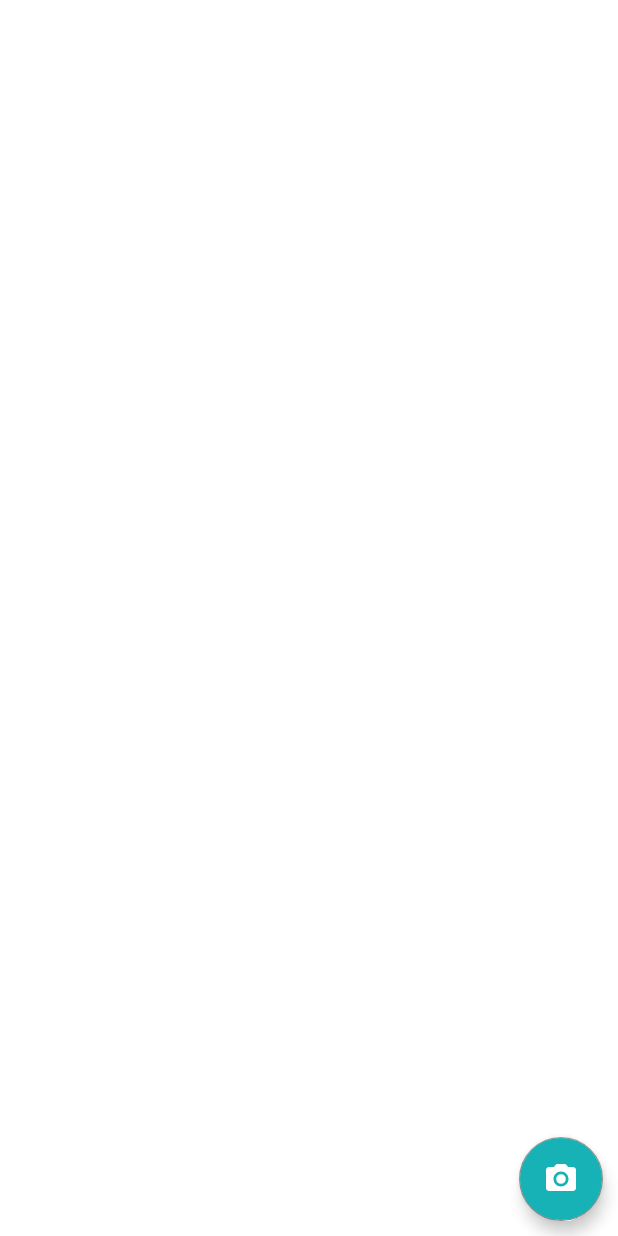
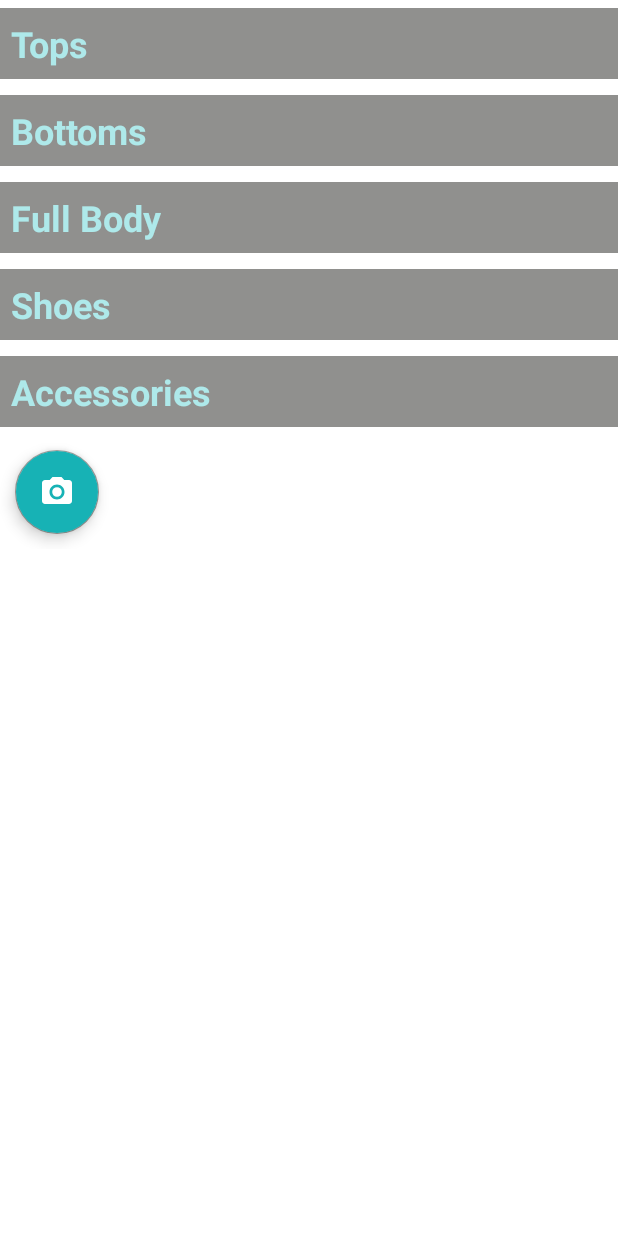
Before and after one commit to rhit-labayojt/RandomOutfitGenerator, an Android app: the layout fragment_closet.xml on its own in the app's theme, with its tools: preview values and no code run, on a phone screen of 412 x 824 dp. Run offline under Robolectric (Android 15) with nearby library versions, the phone set to English and light mode, and no system bars.

Commit message:
Closet Screen Kinda Works

```diff
--- a/RandomOutfitGenerator/app/build.gradle
+++ b/RandomOutfitGenerator/app/build.gradle
@@ -44,6 +44,7 @@ dependencies {
     implementation 'androidx.lifecycle:lifecycle-viewmodel-ktx:2.4.0'
     implementation 'androidx.navigation:navigation-fragment-ktx:2.3.5'
     implementation 'androidx.navigation:navigation-ui-ktx:2.3.5'
+    implementation("io.coil-kt:coil:1.4.0")
     testImplementation 'junit:junit:4.+'
     androidTestImplementation 'androidx.test.ext:junit:1.1.3'
     androidTestImplementation 'androidx.test.espresso:espresso-core:3.4.0'
--- a/RandomOutfitGenerator/app/src/main/AndroidManifest.xml
+++ b/RandomOutfitGenerator/app/src/main/AndroidManifest.xml
@@ -5,6 +5,7 @@
     <uses-permission android:name="android.permission.CAMERA"/>
     <uses-feature android:name="android.hardware.camera"
         android:required="true"/>
+    <uses-permission android:name="android.permission.INTERNET"/>
 
     <application
         android:allowBackup="true"
--- a/RandomOutfitGenerator/app/src/main/java/edu/rosehulman/randomoutfitgenerator/adapters/ClosetAdapter.java
+++ /dev/null
@@ -1,4 +0,0 @@
-package edu.rosehulman.randomoutfitgenerator.adapters;
-
-public class ClosetAdapter {
-}
--- a/RandomOutfitGenerator/app/src/main/java/edu/rosehulman/randomoutfitgenerator/adapters/ClosetGridAdapter.kt
+++ /dev/null
@@ -1,4 +0,0 @@
-package edu.rosehulman.randomoutfitgenerator.adapters
-
-class ClosetGridAdapter {
-}
--- a/RandomOutfitGenerator/app/src/main/java/edu/rosehulman/randomoutfitgenerator/models/ClosetViewModel.kt
+++ b/RandomOutfitGenerator/app/src/main/java/edu/rosehulman/randomoutfitgenerator/models/ClosetViewModel.kt
@@ -1,7 +1,13 @@
 package edu.rosehulman.randomoutfitgenerator.models
 
 import androidx.lifecycle.ViewModel
+import edu.rosehulman.randomoutfitgenerator.objects.Clothing
 
 class ClosetViewModel : ViewModel() {
+    var closet = Closet()
+    var currentItem = closet.clothing.get(0)
 
+    fun updateCurrentItem(clothes: Clothing){
+        currentItem = clothes
+    }
 }
--- a/RandomOutfitGenerator/app/src/main/java/edu/rosehulman/randomoutfitgenerator/objects/Clothing.kt
+++ b/RandomOutfitGenerator/app/src/main/java/edu/rosehulman/randomoutfitgenerator/objects/Clothing.kt
@@ -3,14 +3,14 @@ package edu.rosehulman.randomoutfitgenerator.objects
 import android.media.Image
 
 class Clothing(private var superCat: SuperCategory = SuperCategory.Top, private var subCat: String = "",
-               var styles: ArrayList<String> = ArrayList(), var weathers: ArrayList<String> = ArrayList(),
+               var styles: ArrayList<String> = ArrayList(), var weathers: ArrayList<Weather> = ArrayList(),
                private var image: String = "" ) {
 
     fun addStyle(s: String){
         styles.add(s)
     }
 
-    fun addWeather(w: String){
+    fun addWeather(w: Weather){
         weathers.add(w)
     }
 
@@ -18,7 +18,7 @@ class Clothing(private var superCat: SuperCategory = SuperCategory.Top, private
         styles.remove(s)
     }
 
-    fun removeWeather(w: String){
+    fun removeWeather(w: Weather){
         weathers.remove(w)
     }
 
--- a/RandomOutfitGenerator/app/src/main/res/layout/fragment_closet.xml
+++ b/RandomOutfitGenerator/app/src/main/res/layout/fragment_closet.xml
@@ -1,51 +1,60 @@
 <?xml version="1.0" encoding="utf-8"?>
-<RelativeLayout xmlns:android="http://schemas.android.com/apk/res/android"
+<ScrollView xmlns:android="http://schemas.android.com/apk/res/android"
     xmlns:app="http://schemas.android.com/apk/res-auto"
     xmlns:tools="http://schemas.android.com/tools"
     android:layout_width="match_parent"
     android:layout_height="match_parent"
+    android:orientation="vertical"
+    tools:context=".ui.ClosetFragment">
+
+    <androidx.appcompat.widget.LinearLayoutCompat xmlns:android="http://schemas.android.com/apk/res/android"
+        xmlns:app="http://schemas.android.com/apk/res-auto"
+        xmlns:tools="http://schemas.android.com/tools"
+        android:layout_width="match_parent"
+        android:layout_height="match_parent"
+        android:orientation="vertical"
         tools:context=".ui.ClosetFragment">
 
         <TextView android:id="@+id/closet_tops"
-        style="@style/closet_header_theme" />
+            style="@style/closet_header_theme"
+            android:text="@string/tops" />
 
         <androidx.recyclerview.widget.RecyclerView android:id="@+id/tops_grid"
-        android:layout_width="match_parent"
-        android:layout_height="wrap_content" />
+            style="@style/closet_recycler_view_theme" />
 
         <TextView android:id="@+id/closet_bottoms"
-        style="@style/closet_header_theme" />
+            style="@style/closet_header_theme"
+            android:text="@string/bottoms" />
 
         <androidx.recyclerview.widget.RecyclerView android:id="@+id/bottoms_grid"
-        android:layout_width="match_parent"
-        android:layout_height="wrap_content" />
+            style="@style/closet_recycler_view_theme" />
 
         <TextView android:id="@+id/closet_full_body"
-        style="@style/closet_header_theme" />
+            style="@style/closet_header_theme"
+            android:text="@string/full_body" />
 
         <androidx.recyclerview.widget.RecyclerView android:id="@+id/full_body_grid"
-        android:layout_width="match_parent"
-        android:layout_height="wrap_content" />
+            style="@style/closet_recycler_view_theme" />
 
         <TextView android:id="@+id/closet_shoes"
-        style="@style/closet_header_theme" />
+            style="@style/closet_header_theme"
+            android:text="@string/shoes" />
 
         <androidx.recyclerview.widget.RecyclerView android:id="@+id/shoes_grid"
-        android:layout_width="match_parent"
-        android:layout_height="wrap_content" />
+            style="@style/closet_recycler_view_theme" />
 
         <TextView android:id="@+id/closet_accessories"
-        style="@style/closet_header_theme" />
+            style="@style/closet_header_theme"
+            android:text="@string/accessories" />
 
         <androidx.recyclerview.widget.RecyclerView android:id="@+id/accessories_grid"
-        android:layout_width="match_parent"
-        android:layout_height="wrap_content" />
-
-
+            style="@style/closet_recycler_view_theme" />
 
         <com.google.android.material.floatingactionbutton.FloatingActionButton
             android:id="@+id/camera_fab"
             style="@style/fab_theme"
             android:src="@drawable/ic_menu_camera" />
 
-</RelativeLayout>
+    </androidx.appcompat.widget.LinearLayoutCompat>
+
+</ScrollView>
--- a/RandomOutfitGenerator/app/src/main/res/navigation/mobile_navigation.xml
+++ b/RandomOutfitGenerator/app/src/main/res/navigation/mobile_navigation.xml
@@ -47,4 +47,10 @@
         android:label="@string/camera"
         tools.layout="@layout/fragment_camera" />
 
+    <fragment
+        android:id="@+id/nav_clothing_edit"
+        android:name="edu.rosehulman.randomoutfitgenerator.ui.ClothingEditFragment"
+        android:label="@string/clothing_edit"
+        tools.layout="@layout/fragment_clothing_edit" />
+
 </navigation>
--- a/RandomOutfitGenerator/app/src/main/res/values/dimens.xml
+++ b/RandomOutfitGenerator/app/src/main/res/values/dimens.xml
@@ -6,7 +6,11 @@
     <dimen name="nav_header_height">176dp</dimen>
 
     //---------------------------Closet Fragment-----------------
-    <dimen name="closet_header_height">25dp</dimen>
-    <dimen name="closet_header_text">18sp</dimen>
-    <dimen name="closet_header_margin">10dp</dimen>
+    <dimen name="closet_header_text">24sp</dimen>
+    <dimen name="closet_header_padding">7dp</dimen>
+    <dimen name="closet_header_margin">5dp</dimen>
+    <dimen name="closet_recycler_view_margin">5dp</dimen>
+    <dimen name="closet_scrollbar_size">10dp</dimen>
+    <dimen name="closet_image_height">200dp</dimen>
+    <dimen name="closet_grid_padding">3dp</dimen>
 </resources>
--- a/RandomOutfitGenerator/app/src/main/res/values/strings.xml
+++ b/RandomOutfitGenerator/app/src/main/res/values/strings.xml
@@ -34,4 +34,5 @@
 
     //-----------------------Camera-----------------
     <string name="camera">Camera</string>
+    <string name="clothing_edit">Edit Item</string>
 </resources>
--- a/RandomOutfitGenerator/app/src/main/res/values/themes.xml
+++ b/RandomOutfitGenerator/app/src/main/res/values/themes.xml
@@ -45,11 +45,12 @@
     //----------------------Closet Fragment Themes-----------------
     <style name="closet_header_theme">
         <item name="android:layout_width">match_parent</item>
-        <item name="android:layout_height">@dimen/closet_header_height</item>
+        <item name="android:layout_height">wrap_content</item>
         <item name="android:textStyle">bold</item>
         <item name="android:textSize">@dimen/closet_header_text</item>
-        <item name="backgroundTint">?attr/colorSecondary</item>
+        <item name="android:background">?attr/colorSecondary</item>
         <item name="android:textColor">?attr/colorSecondaryVariant</item>
+        <item name="android:padding">@dimen/closet_header_padding</item>
         <item name="android:layout_marginVertical">@dimen/closet_header_margin</item>
     </style>
 
@@ -57,6 +58,16 @@
         <item name="android:layout_width">match_parent</item>
         <item name="android:layout_height">wrap_content</item>
         <item name="backgroundTint">?attr/colorSecondaryVariant</item>
+        <item name="android:layout_marginHorizontal">@dimen/closet_recycler_view_margin</item>
+        <item name="android:scrollbars">vertical</item>
+        <item name="android:scrollbarSize">@dimen/closet_scrollbar_size</item>
+    </style>
+
+    <style name="closet_grid_image">
+        <item name="android:layout_width">match_parent</item>
+        <item name="android:layout_height">@dimen/closet_image_height</item>
+        <item name="android:scaleType">centerCrop</item>
+        <item name="android:padding">@dimen/closet_grid_padding</item>
     </style>
 
     //------------------------Outfit Fragment Themes------------------
```
Also changed, not shown: RandomOutfitGenerator/app/src/main/java/edu/rosehulman/randomoutfitgenerator/adapters/ClosetAdapter.kt (added, +100 -0 lines), RandomOutfitGenerator/app/src/main/java/edu/rosehulman/randomoutfitgenerator/models/Closet.kt (+63 -0 lines), RandomOutfitGenerator/app/src/main/java/edu/rosehulman/randomoutfitgenerator/objects/Weather.kt (added, +9 -0 lines), RandomOutfitGenerator/app/src/main/java/edu/rosehulman/randomoutfitgenerator/ui/ClosetFragment.kt (+57 -0 lines), RandomOutfitGenerator/app/src/main/res/layout/closet_grid_view.xml (added, +9 -0 lines). Lines whose indentation alone changed are shown as unchanged.
